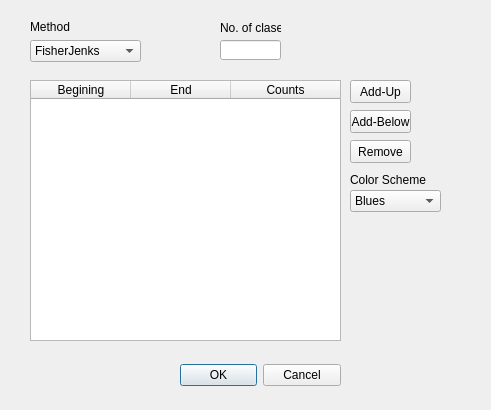
This is modules/systemPerformance/REWET/REWET/GUI/Symbology_Window.ui in NHERI-SimCenter/SimCenterBackendApplications as Qt 5 draws it before an edit. The edited form follows.
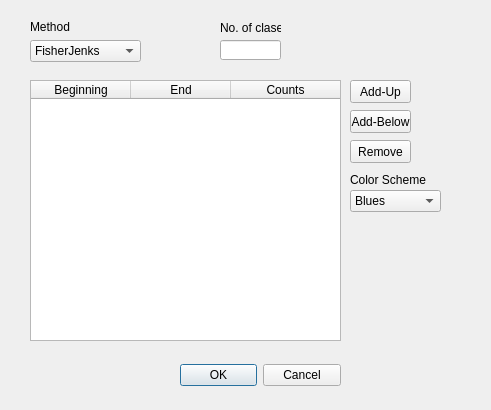
This is the edited form.

```diff
--- a/modules/systemPerformance/REWET/REWET/GUI/Symbology_Window.ui
+++ b/modules/systemPerformance/REWET/REWET/GUI/Symbology_Window.ui
@@ -49,7 +49,7 @@
    </attribute>
    <column>
     <property name="text">
-     <string>Begining</string>
+     <string>Beginning</string>
     </property>
    </column>
    <column>
```
